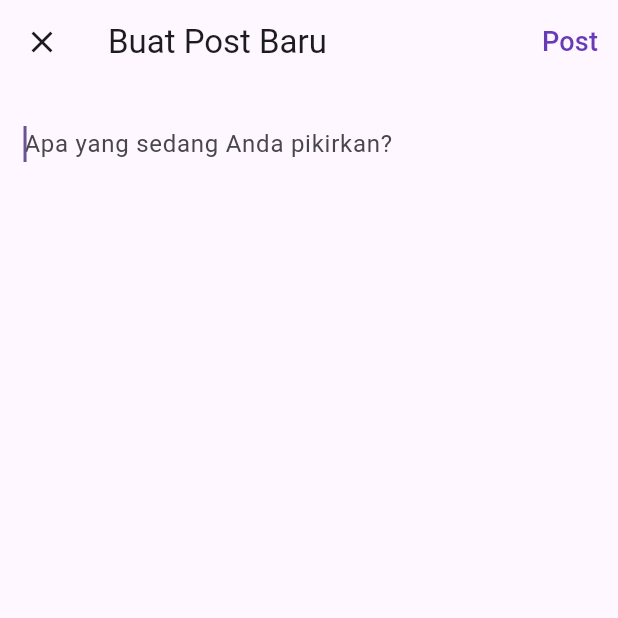
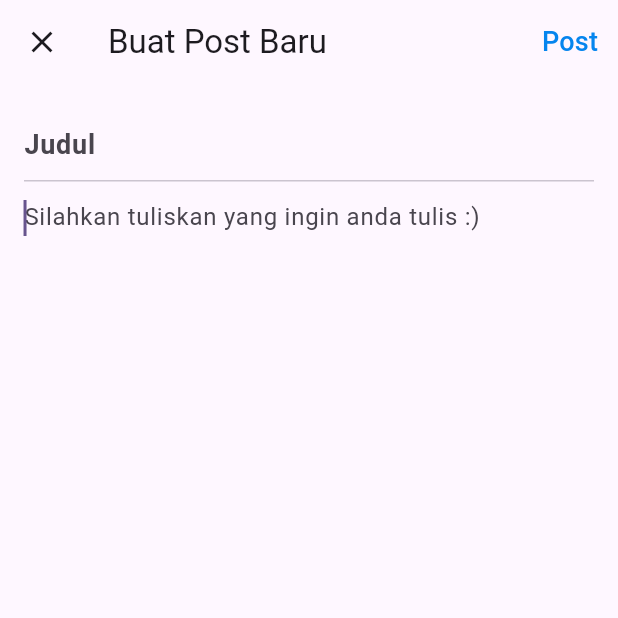
Before and after one commit to Sekem17/MobProg-UTS, a Flutter app: the PostPage screen opened directly with empty values, after a tap on "Post", on a phone screen of 412 x 824 dp, the top half of it. Run offline on Flutter 3.47's test engine with Material 3 defaults, Android fonts, the phone set to English and light mode, and no system bars; statements that could not run were skipped.

Commit message:
commit tegar : merevisi post screen

```diff
--- a/lib/main.dart
+++ b/lib/main.dart
@@ -1,12 +1,6 @@
 import 'package:flutter/material.dart';
 import 'pages/main_screen.dart';
 import 'pages/login_page.dart ';
-import 'pages/register_page.dart';
-import 'pages/home_screen.dart';
-import 'pages/post_screen.dart';
-import 'pages/dm_screen.dart';
-import 'pages/explore_screen.dart';
-import 'pages/notif_screen.dart';
 
 void main() {
   runApp(const MyApp());
@@ -24,7 +18,8 @@ class MyApp extends StatelessWidget {
         colorScheme: ColorScheme.fromSeed(seedColor: Colors.deepPurple),
         useMaterial3: true,
       ),
-      home: const MainScreen(),
+      home: const LoginPage(),
+      routes: {'/main': (context) => const MainScreen()},
     );
   }
 }
--- a/lib/pages/post_screen.dart
+++ b/lib/pages/post_screen.dart
@@ -1,27 +1,22 @@
-// lib/pages/post_screen.dart
-
 import 'package:flutter/material.dart';
 
 class PostPage extends StatefulWidget {
-  // Tambahkan properti untuk menerima nama dan username
   final String name;
   final String username;
 
-  const PostPage({
-    required this.name,
-    required this.username,
-    super.key
-  });
+  const PostPage({required this.name, required this.username, super.key});
 
   @override
   State<PostPage> createState() => _PostPageState();
 }
 
 class _PostPageState extends State<PostPage> {
+  final TextEditingController _titleController = TextEditingController();
   final TextEditingController _postController = TextEditingController();
 
   @override
   void dispose() {
+    _titleController.dispose();
     _postController.dispose();
     super.dispose();
   }
@@ -40,36 +35,51 @@ class _PostPageState extends State<PostPage> {
         actions: [
           TextButton(
             onPressed: () {
+              final title = _titleController.text.trim();
               final content = _postController.text.trim();
+
               if (content.isNotEmpty) {
-                // Buat data post baru dengan nama dan username dinamis
-                final newPost = {
-                  "username": widget.username,
-                  "name": widget.name,
-                  "content": content,
-                  "time": "Sekarang", // Ini akan diubah nanti
-                  "avatar": "assets/gambar/default_avatar.jpg", // Gambar profil default
-                };
-                Navigator.of(context).pop(newPost);
+                Navigator.of(context).pop({"title": title, "content": content});
               }
             },
             child: const Text(
               'Post',
-              style: TextStyle(fontSize: 18, color: Colors.deepPurple),
+              style: TextStyle(
+                fontSize: 18,
+                color: Color.fromARGB(255, 5, 133, 238),
+              ),
             ),
           ),
         ],
       ),
       body: Padding(
         padding: const EdgeInsets.all(16.0),
+        child: Column(
+          children: [
+            TextFormField(
+              controller: _titleController,
+              decoration: const InputDecoration(
+                hintText: "Judul",
+                border: InputBorder.none,
+                contentPadding: EdgeInsets.symmetric(vertical: 10),
+              ),
+              style: const TextStyle(fontWeight: FontWeight.bold, fontSize: 18),
+              maxLines: 1,
+            ),
+            const Divider(height: 1),
+
+            Expanded(
               child: TextField(
                 controller: _postController,
                 autofocus: true,
                 maxLines: null,
                 decoration: const InputDecoration(
-            hintText: "Apa yang sedang Anda pikirkan?",
+                  hintText: "Silahkan tuliskan yang ingin anda tulis :)",
                   border: InputBorder.none,
                 ),
+              ),
+            ),
+          ],
         ),
       ),
     );
```
Also changed, not shown: 1 other file. Lines whose indentation alone changed are shown as unchanged.
